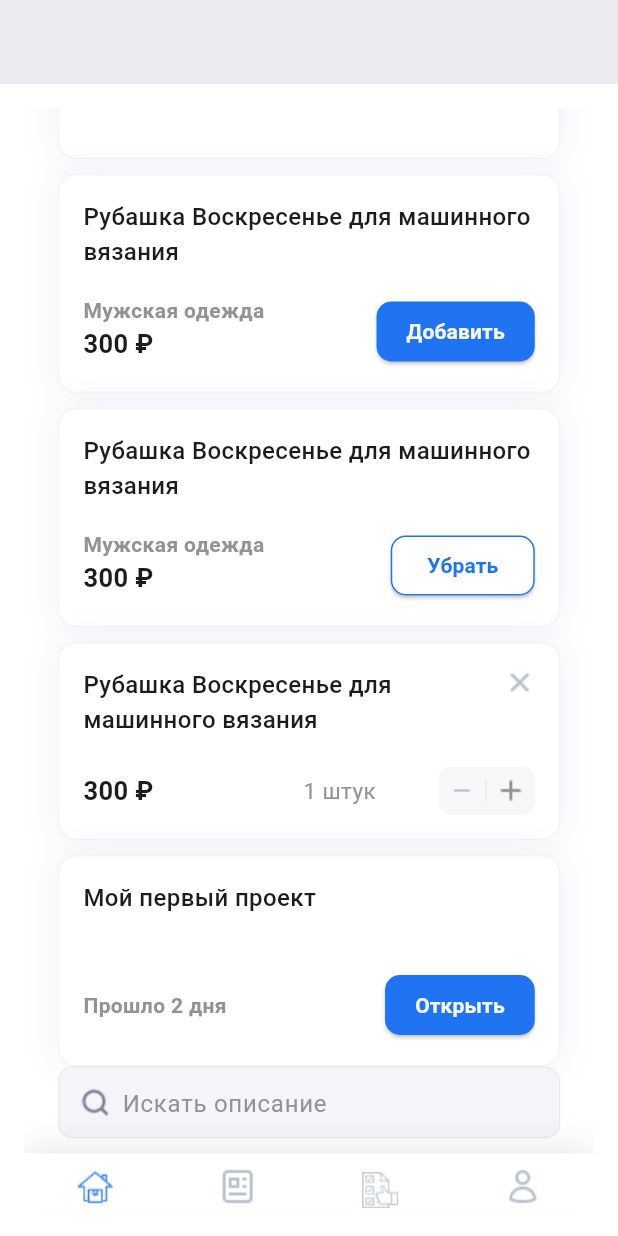
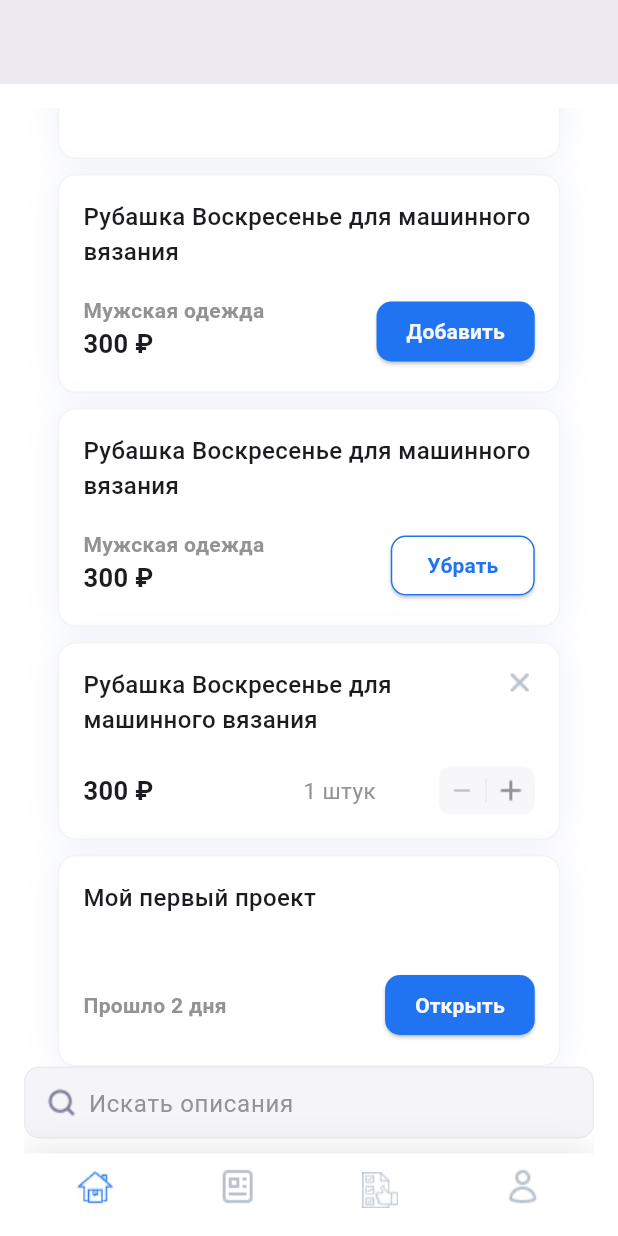
Before and after one commit to pffkilm/MatuleS, a Flutter app: the screen it shows after launch, scrolled down 1728 dp, on a phone screen of 412 x 824 dp. Run offline on Flutter 3.47's test engine with Material 3 defaults, Android fonts, the phone set to English and light mode, and no system bars.

```diff
--- a/lib/storyBook.dart
+++ b/lib/storyBook.dart
@@ -222,6 +222,8 @@ class _MyFormState extends State<MyForm> {
 
 
 
+
+
                   ],
                 ),
               ),
--- a/packages/ui_kit/lib/ui_components/search.dart
+++ b/packages/ui_kit/lib/ui_components/search.dart
@@ -2,7 +2,12 @@ import 'package:flutter/material.dart';
 import 'package:ui_kit/ui_kit.dart';
 
 class SimpleSearchBar extends StatefulWidget {
-  const SimpleSearchBar({super.key});
+  final double? width;
+
+  const SimpleSearchBar({
+    super.key,
+    this.width,
+  });
 
   @override
   State<SimpleSearchBar> createState() => _SearchFieldState();
@@ -38,7 +43,7 @@ class _SearchFieldState extends State<SimpleSearchBar> {
   @override
   Widget build(BuildContext context) {
     return Container(
-      width: 335,
+      width: widget.width,
       height: 48,
       decoration: BoxDecoration(
         color: Color(0xFFF5F5F9),
@@ -59,7 +64,7 @@ class _SearchFieldState extends State<SimpleSearchBar> {
               focusNode: _focusNode,
               cursorColor: ui.colors.accent,
               decoration: InputDecoration(
-                hintText: 'Искать описание',
+                hintText: 'Искать описания',
                 hintStyle: ui.typography.headlineRegular.copyWith(
                   color: Color(0xFF939396),
                 ),
--- a/packages/ui_kit/lib/ui_kit.dart
+++ b/packages/ui_kit/lib/ui_kit.dart
@@ -31,6 +31,7 @@ export 'ui_components/login.dart';
 export 'ui_components/controllers/Toggle.dart';
 export 'ui_components/cart/card.dart';
 export 'ui_components/search.dart';
+export 'ui_components/Menu.dart';
 
 
 class MatuleKit {
```
